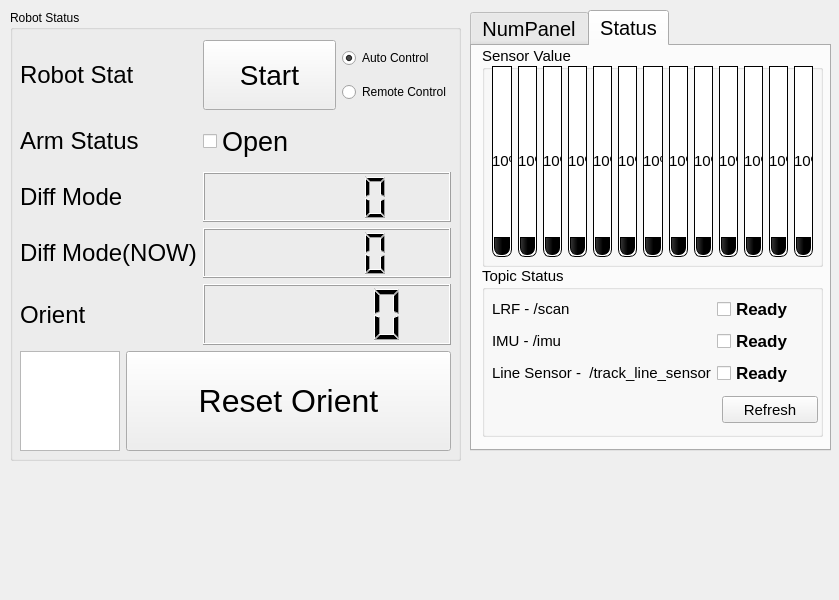
Before: the Qt Designer form rqt_ocare/resource/ocare_ui.ui in a0919958057/ros_ocare_nav, drawn with Qt 5.
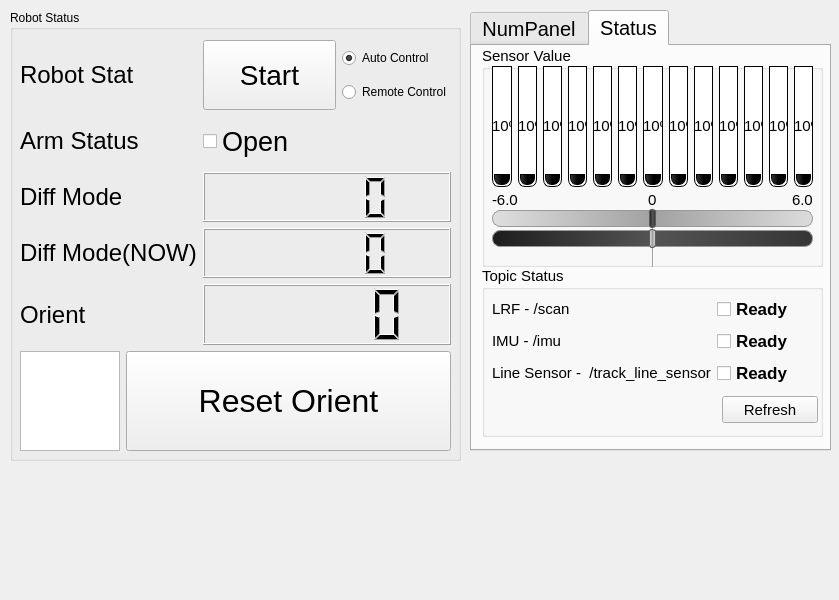
After: the same form once the commit is applied.

Patch:
```diff
--- a/rqt_ocare/resource/ocare_ui.ui
+++ b/rqt_ocare/resource/ocare_ui.ui
@@ -635,7 +635,7 @@
         <x>10</x>
         <y>20</y>
         <width>321</width>
-        <height>191</height>
+        <height>121</height>
        </rect>
       </property>
       <layout class="QHBoxLayout" name="horizontalLayout_2">
@@ -1096,6 +1096,158 @@
        </item>
       </layout>
      </widget>
+     <widget class="QSlider" name="sliderBK">
+      <property name="geometry">
+       <rect>
+        <x>10</x>
+        <y>160</y>
+        <width>321</width>
+        <height>24</height>
+       </rect>
+      </property>
+      <property name="styleSheet">
+       <string notr="true">QSlider::groove:horizontal {
+    border: 1px solid #999999;
+    height: 15px; /* the groove expands to the size of the slider by default. by giving it a height, it has a fixed size */
+    background: qlineargradient(spread:reflect, x1:0, y1:0, x2:1, y2:0, stop:0 rgba(223, 223, 223, 255), stop:0.5 rgba(161, 161, 161, 255), stop:1 rgba(220, 220, 220, 255));
+    margin: 3px 0;
+	border-radius: 8px;
+}
+
+QSlider::handle:horizontal {
+    background: qlineargradient(spread:reflect, x1:0, y1:0, x2:1, y2:0, stop:0 rgba(29, 29, 29, 255), stop:0.5 rgba(84, 84, 84, 255), stop:1 rgba(54, 54, 54, 255));
+    border: 1px solid #5c5c5c;
+    width: 5px;
+    margin: -2px 0; /* handle is placed by default on the contents rect of the groove. Expand outside the groove */
+    border-radius: 3px;
+}</string>
+      </property>
+      <property name="minimum">
+       <number>-600</number>
+      </property>
+      <property name="maximum">
+       <number>600</number>
+      </property>
+      <property name="pageStep">
+       <number>100</number>
+      </property>
+      <property name="value">
+       <number>0</number>
+      </property>
+      <property name="orientation">
+       <enum>Qt::Horizontal</enum>
+      </property>
+      <property name="invertedAppearance">
+       <bool>false</bool>
+      </property>
+      <property name="invertedControls">
+       <bool>false</bool>
+      </property>
+     </widget>
+     <widget class="QSlider" name="sliderWH">
+      <property name="geometry">
+       <rect>
+        <x>10</x>
+        <y>180</y>
+        <width>321</width>
+        <height>24</height>
+       </rect>
+      </property>
+      <property name="styleSheet">
+       <string notr="true">QSlider::groove:horizontal {
+    border: 1px solid #999999;
+    height: 15px; /* the groove expands to the size of the slider by default. by giving it a height, it has a fixed size */
+    background: qlineargradient(spread:reflect, x1:0, y1:0, x2:1, y2:0, stop:0 rgba(29, 29, 29, 255), stop:0.5 rgba(84, 84, 84, 255), stop:1 rgba(54, 54, 54, 255));
+    margin: 3px 0;
+	border-radius: 8px;
+}
+
+QSlider::handle:horizontal {
+    background: qlineargradient(spread:reflect, x1:0, y1:0, x2:1, y2:0, stop:0 rgba(223, 223, 223, 255), stop:0.5 rgba(161, 161, 161, 255), stop:1 rgba(220, 220, 220, 255));
+    border: 1px solid #5c5c5c;
+    width: 5px;
+    margin: -2px 0; /* handle is placed by default on the contents rect of the groove. Expand outside the groove */
+    border-radius: 3px;
+}</string>
+      </property>
+      <property name="minimum">
+       <number>-600</number>
+      </property>
+      <property name="maximum">
+       <number>600</number>
+      </property>
+      <property name="singleStep">
+       <number>1</number>
+      </property>
+      <property name="pageStep">
+       <number>100</number>
+      </property>
+      <property name="value">
+       <number>0</number>
+      </property>
+      <property name="orientation">
+       <enum>Qt::Horizontal</enum>
+      </property>
+     </widget>
+     <widget class="Line" name="line_2">
+      <property name="geometry">
+       <rect>
+        <x>161</x>
+        <y>201</y>
+        <width>20</width>
+        <height>20</height>
+       </rect>
+      </property>
+      <property name="orientation">
+       <enum>Qt::Vertical</enum>
+      </property>
+     </widget>
+     <widget class="QLabel" name="label_9">
+      <property name="geometry">
+       <rect>
+        <x>10</x>
+        <y>145</y>
+        <width>65</width>
+        <height>17</height>
+       </rect>
+      </property>
+      <property name="text">
+       <string>-6.0</string>
+      </property>
+     </widget>
+     <widget class="QLabel" name="label_10">
+      <property name="geometry">
+       <rect>
+        <x>310</x>
+        <y>145</y>
+        <width>31</width>
+        <height>17</height>
+       </rect>
+      </property>
+      <property name="text">
+       <string>6.0</string>
+      </property>
+     </widget>
+     <widget class="QLabel" name="label_11">
+      <property name="geometry">
+       <rect>
+        <x>166</x>
+        <y>145</y>
+        <width>31</width>
+        <height>17</height>
+       </rect>
+      </property>
+      <property name="text">
+       <string>0</string>
+      </property>
+     </widget>
+     <zorder>line_2</zorder>
+     <zorder>horizontalLayoutWidget</zorder>
+     <zorder>sliderBK</zorder>
+     <zorder>sliderWH</zorder>
+     <zorder>label_9</zorder>
+     <zorder>label_10</zorder>
+     <zorder>label_11</zorder>
     </widget>
     <widget class="QGroupBox" name="groupBox_3">
      <property name="geometry">
```
Left out of the diff: 3 changed lines with no effect on the pictures.
